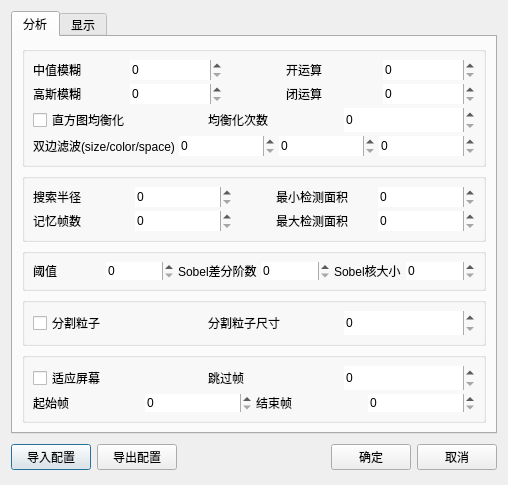
First picture: the form in src/ui/settings.ui, repository alchemist1234/QTracker2, before the edit.
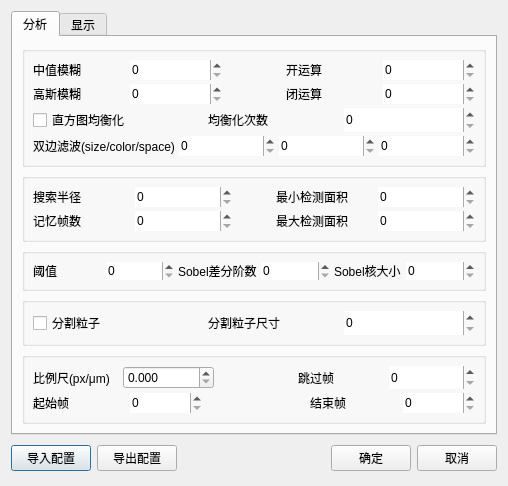
Second picture: the form after the edit. Custom widgets are drawn as their Qt base class.

Patch:
```diff
--- a/src/ui/settings.ui
+++ b/src/ui/settings.ui
@@ -610,9 +610,22 @@
           <item>
            <layout class="QHBoxLayout" name="horizontalLayout_9">
             <item>
-             <widget class="QCheckBox" name="chb_fit_to_screen">
+             <widget class="QLabel" name="lb_scale">
               <property name="text">
-               <string>适应屏幕</string>
+               <string>比例尺(px/μm)</string>
+              </property>
+             </widget>
+            </item>
+            <item>
+             <widget class="QDoubleSpinBox" name="dspb_scale">
+              <property name="decimals">
+               <number>3</number>
+              </property>
+              <property name="maximum">
+               <double>99999999.000000000000000</double>
+              </property>
+              <property name="singleStep">
+               <double>0.010000000000000</double>
               </property>
              </widget>
             </item>
@@ -622,11 +635,11 @@
                <enum>Qt::Orientation::Horizontal</enum>
               </property>
               <property name="sizeType">
-               <enum>QSizePolicy::Policy::Preferred</enum>
+               <enum>QSizePolicy::Policy::Fixed</enum>
               </property>
               <property name="sizeHint" stdset="0">
                <size>
-                <width>40</width>
+                <width>80</width>
                 <height>20</height>
                </size>
               </property>
@@ -663,6 +676,22 @@
               </property>
              </widget>
             </item>
+            <item>
+             <spacer name="horizontalSpacer_12">
+              <property name="orientation">
+               <enum>Qt::Orientation::Horizontal</enum>
+              </property>
+              <property name="sizeType">
+               <enum>QSizePolicy::Policy::Fixed</enum>
+              </property>
+              <property name="sizeHint" stdset="0">
+               <size>
+                <width>20</width>
+                <height>20</height>
+               </size>
+              </property>
+             </spacer>
+            </item>
             <item>
              <widget class="QSpinBox" name="spb_from_frames">
               <property name="sizePolicy">
@@ -676,6 +705,22 @@
               </property>
              </widget>
             </item>
+            <item>
+             <spacer name="horizontalSpacer_11">
+              <property name="orientation">
+               <enum>Qt::Orientation::Horizontal</enum>
+              </property>
+              <property name="sizeType">
+               <enum>QSizePolicy::Policy::Fixed</enum>
+              </property>
+              <property name="sizeHint" stdset="0">
+               <size>
+                <width>104</width>
+                <height>20</height>
+               </size>
+              </property>
+             </spacer>
+            </item>
             <item>
              <widget class="QLabel" name="lb_to_frames">
               <property name="text">
@@ -683,6 +728,22 @@
               </property>
              </widget>
             </item>
+            <item>
+             <spacer name="horizontalSpacer_13">
+              <property name="orientation">
+               <enum>Qt::Orientation::Horizontal</enum>
+              </property>
+              <property name="sizeType">
+               <enum>QSizePolicy::Policy::Fixed</enum>
+              </property>
+              <property name="sizeHint" stdset="0">
+               <size>
+                <width>16</width>
+                <height>20</height>
+               </size>
+              </property>
+             </spacer>
+            </item>
             <item>
              <widget class="QSpinBox" name="spb_to_frames">
               <property name="sizePolicy">
```
